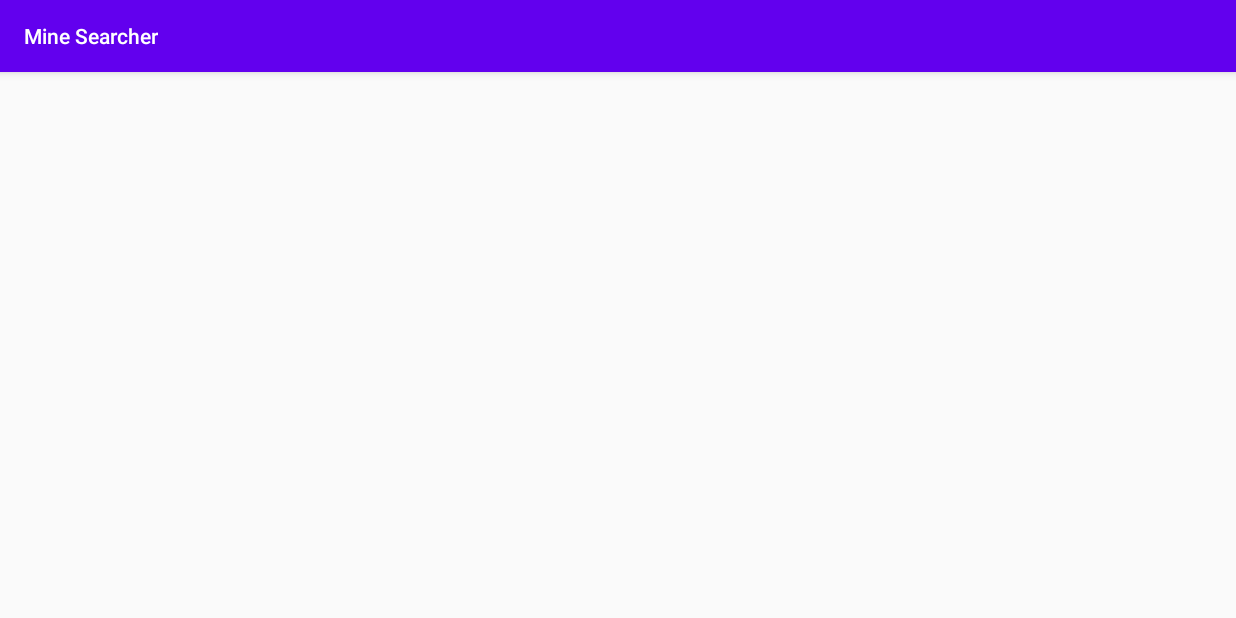
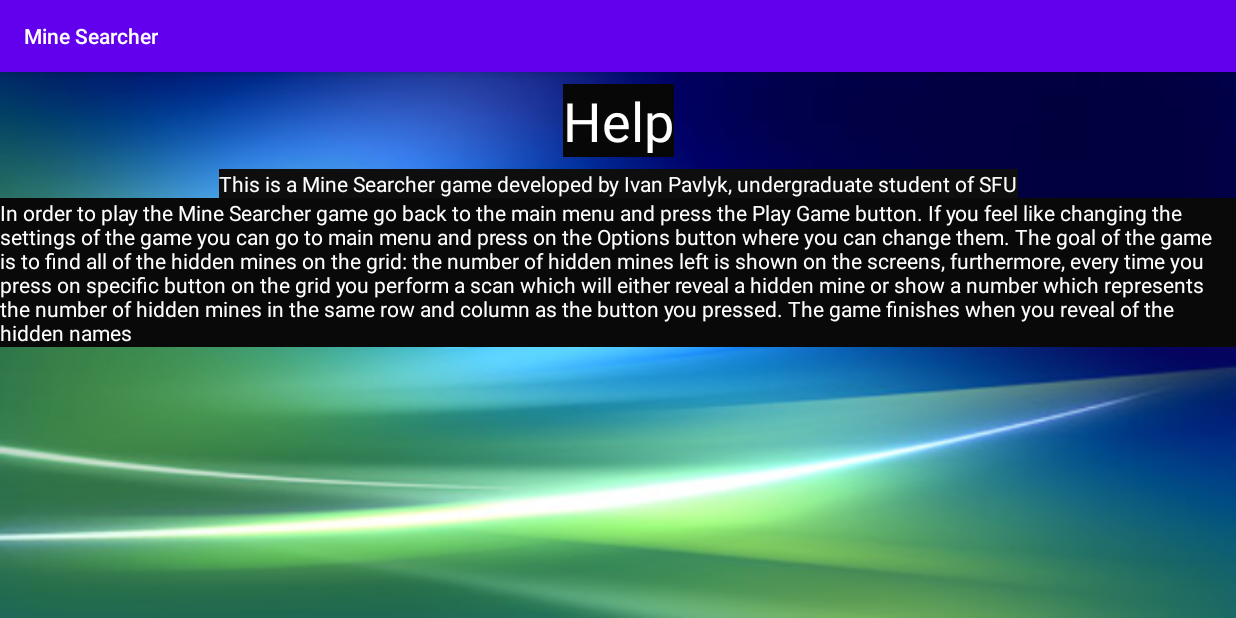
Before and after one commit to IvanPavlyk/mine_sweeper_android, an Android app: the MenuActivity screen opened directly, with no data from a screen before it, after a tap on "HELP", on a phone screen of 824 x 412 dp (held sideways). Run offline under Robolectric (Android 15) with nearby library versions, the phone set to English and light mode, and no system bars.

Commit message:
Seventh Commit: finished the menu screen (set up all the buttons going to all other screens)

```diff
--- a/app/src/main/java/com/example/assignment3_cmpt276_fall2020/MenuActivity.java
+++ b/app/src/main/java/com/example/assignment3_cmpt276_fall2020/MenuActivity.java
@@ -29,6 +29,12 @@ public class MenuActivity extends AppCompatActivity {
             Intent intent = HelpActivity.makeIntent(MenuActivity.this);
             startActivity(intent);
         });
+
+        Button gameButton = (Button) findViewById(R.id.buttonPlayGame);
+        gameButton.setOnClickListener(v -> {
+            Intent intent = GameActivity.makeIntent(MenuActivity.this);
+            startActivity(intent);
+        });
     }
 
     public static Intent makeIntent(Context context){
--- a/app/src/main/res/layout/activity_help.xml
+++ b/app/src/main/res/layout/activity_help.xml
@@ -4,6 +4,44 @@
     xmlns:tools="http://schemas.android.com/tools"
     android:layout_width="match_parent"
     android:layout_height="match_parent"
-    tools:context=".HelpActivity">
+    tools:context=".HelpActivity"
+    android:background="@drawable/background_image_fraser">
 
+    <TextView
+        android:id="@+id/textHelp"
+        android:layout_width="wrap_content"
+        android:layout_height="wrap_content"
+        android:layout_marginTop="8dp"
+        android:background="#070707"
+        android:text="@string/help_text"
+        android:textColor="#FFFFFF"
+        android:textSize="36sp"
+        app:layout_constraintEnd_toEndOf="parent"
+        app:layout_constraintStart_toStartOf="parent"
+        app:layout_constraintTop_toTopOf="parent" />
+
+    <TextView
+        android:id="@+id/textHelpDescription"
+        android:layout_width="wrap_content"
+        android:layout_height="wrap_content"
+        android:layout_marginTop="8dp"
+        android:background="#0E0E0E"
+        android:text="@string/text_help_description"
+        android:textColor="#FFFFFF"
+        android:textSize="14sp"
+        app:layout_constraintEnd_toEndOf="parent"
+        app:layout_constraintStart_toStartOf="parent"
+        app:layout_constraintTop_toBottomOf="@+id/textHelp" />
+
+    <TextView
+        android:id="@+id/textGameDescription"
+        android:layout_width="wrap_content"
+        android:layout_height="wrap_content"
+        android:background="#090909"
+        android:text="@string/text_game_description"
+        android:textColor="#FFFFFF"
+        android:textSize="14sp"
+        app:layout_constraintEnd_toEndOf="parent"
+        app:layout_constraintStart_toStartOf="parent"
+        app:layout_constraintTop_toBottomOf="@+id/textHelpDescription" />
 </androidx.constraintlayout.widget.ConstraintLayout>
--- a/app/src/main/res/values/strings.xml
+++ b/app/src/main/res/values/strings.xml
@@ -12,4 +12,20 @@
     <string name="settings_text">Settings</string>
     <string name="board_size_text">Board Size</string>
     <string name="number_of_mines_text">Number of Mines</string>
+    <string name="help_text">Help</string>
+    <string name="text_help_description">This is a Mine Searcher game developed by Ivan Pavlyk, undergraduate student of SFU</string>
+    <string name="text_game_description">In order to play the Mine Searcher game go back to the main menu and press the "Play Game" button. If you feel
+    like changing the settings of the game you can go to main menu and press on the Options button where you can change them. The goal of the game is to
+    find all of the hidden mines on the grid: the number of hidden mines left is shown on the screens, furthermore, every time you press on
+    specific button on the grid you perform a "scan" which will either reveal a hidden mine or show a number which represents the number
+    of hidden mines in the same row and column as the button you pressed. The game finishes when you reveal of the hidden names</string>
+    <string name="found_text">Found</string>
+    <string name="num_mines_found_text">0</string>
+    <string name="of_text">of</string>
+    <string name="num_mines_board_text">Default</string>
+    <string name="mines_text">Mines</string>
+    <string name="num_scans_used">0</string>
+    <string name="of_scans_used_text"># of Scans Used:</string>
+
+
 </resources>
```
Also changed, not shown: app/src/main/AndroidManifest.xml (+9 -2 lines), app/src/main/java/com/example/assignment3_cmpt276_fall2020/GameActivity.java (added, +19 -0 lines), app/src/main/res/layout/activity_game.xml (added, +86 -0 lines), app/src/main/res/layout/activity_menu.xml (+13 -0 lines).
